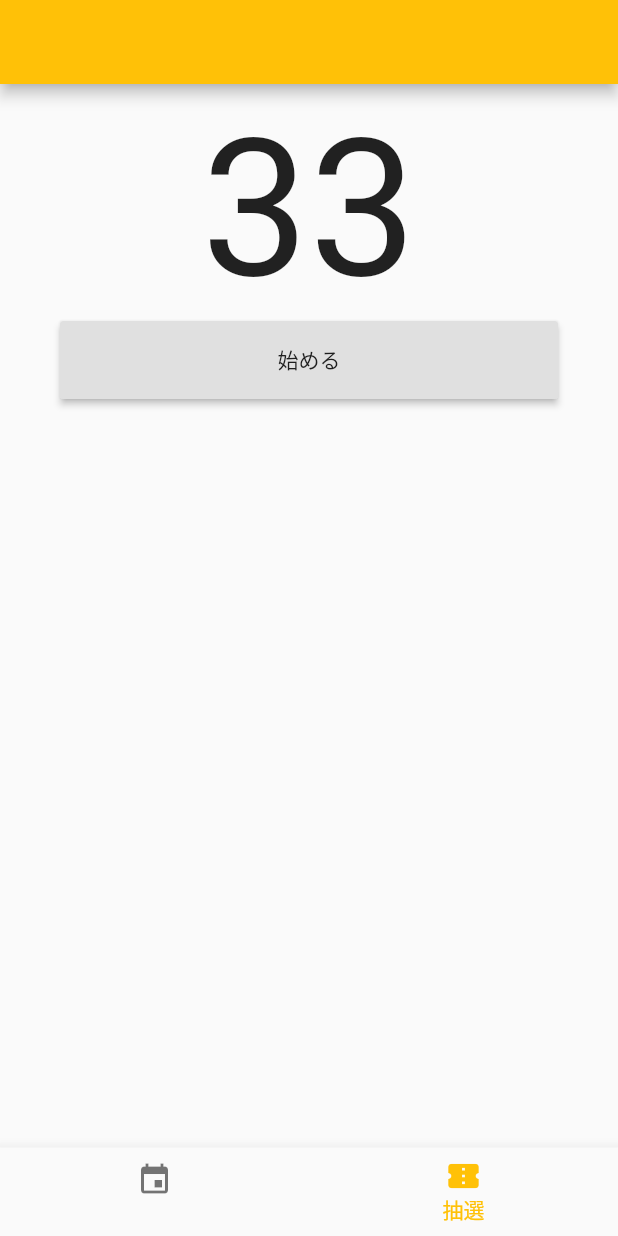
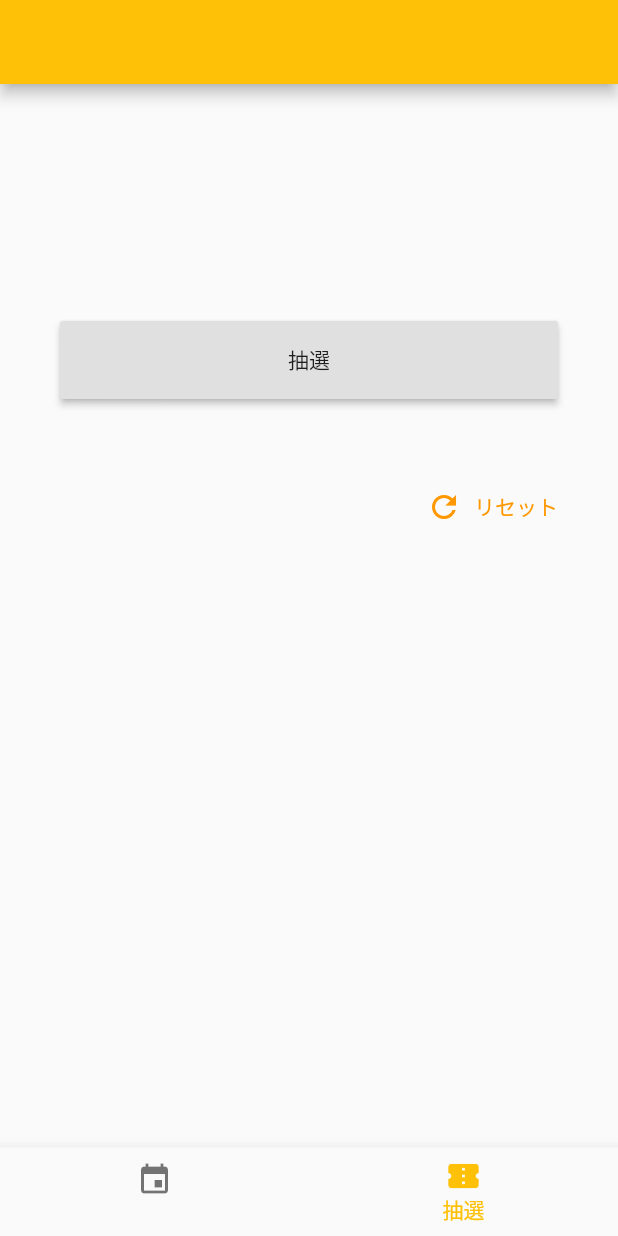
Before and after one commit to solty919/SimpleBingo, a Flutter app: the screen it shows after launch, item 2 of the bottom bar chosen, on a phone screen of 412 x 824 dp. Run offline on Flutter 3.47's test engine with Material 2 defaults, Android fonts, the phone set to English and light mode, and no system bars; our stand-ins replace hive, hive_flutter, vibration; accounts and stored records are empty; generated files the repository leaves out were written again.

Commit message:
基本的な機能実装完了

```diff
--- a/simple_bingo/lib/bingo/bingo_model.dart
+++ b/simple_bingo/lib/bingo/bingo_model.dart
@@ -18,7 +18,6 @@ class BingoModel with ChangeNotifier {
 
     Box<Chart> box = await Hive.openBox<Chart>(Keys.db);
     box.put(Keys.chart, chart);
-
     fetch();
   }
 
--- a/simple_bingo/lib/common/strings.dart
+++ b/simple_bingo/lib/common/strings.dart
@@ -9,6 +9,9 @@ class Strings {
   static String numbering = "番号を振り直す";
   static String recreateCard = "番号を振り直しますか？";
 
+  static String reset = "リセット";
+  static String recreateDraw = "リセットしますか？";
+
   //Error
   static String unknown = "不明なエラー";
 
--- a/simple_bingo/lib/draw/draw.dart
+++ b/simple_bingo/lib/draw/draw.dart
@@ -1,6 +1,7 @@
 import 'package:bingo/draw/draw_model.dart';
 import 'package:bingo/draw/widgets/draw_button.dart';
 import 'package:bingo/draw/widgets/draw_collection.dart';
+import 'package:bingo/draw/widgets/draw_reset.dart';
 import 'package:bingo/draw/widgets/draw_title.dart';
 import 'package:flutter/material.dart';
 import 'package:provider/provider.dart';
@@ -34,7 +35,7 @@ class _BodyState extends State<Body> {
     return Padding(
       padding: const EdgeInsets.all(8.0),
       child: Column(
-        children: [DrawTitle(), DrawButton(), DrawCollection()],
+        children: [DrawTitle(), DrawButton(), DrawCollection(), Reset()],
       ),
     );
   }
--- a/simple_bingo/lib/draw/draw_model.dart
+++ b/simple_bingo/lib/draw/draw_model.dart
@@ -1,15 +1,35 @@
 import 'package:bingo/common/keys.dart';
 import 'package:bingo/common/models/square.dart';
+import 'package:bingo/draw/models/drawn.dart';
 import 'package:flutter/material.dart';
 import 'package:hive/hive.dart';
 
 class DrawModel with ChangeNotifier {
-  var list = <Square>[];
+  var _list = <Square>[];
 
-  void draw() {
-    final Square square = list.firstWhere((square) => !square.isCheck);
-    square.isCheck = !square.isCheck;
-    notifyListeners();
+  List<Square> get list {
+    final copy = _list.toList();
+    copy.sort((a, b) => a.number.compareTo(b.number));
+    return copy;
+  }
+
+  int get selected {
+    return _list
+        .lastWhere((square) => square.isCheck, orElse: () => null)
+        ?.number;
+  }
+
+  void draw() async {
+    try {
+      final Square square = _list.firstWhere((square) => !square.isCheck);
+      square.isCheck = !square.isCheck;
+      Box<Drawn> box = await Hive.openBox<Drawn>(Keys.draw);
+      box.put(Keys.draw, Drawn(_list.toList()));
+      print(_list.map((e) => e.isCheck));
+      notifyListeners();
+    } catch (e) {
+      return;
+    }
   }
 
   void create() async {
@@ -18,15 +38,20 @@ class DrawModel with ChangeNotifier {
         List<Square>.generate(75, (index) => Square(false, index + 1));
     squares.shuffle();
 
-    Box<List<Square>> box = await Hive.openBox<List<Square>>(Keys.draw);
-    box.put(Keys.draw, squares);
+    Box<Drawn> box = await Hive.openBox<Drawn>(Keys.draw);
+    box.put(Keys.draw, Drawn(squares));
     fetch();
   }
 
   void fetch() async {
-    Box<List<Square>> box = await Hive.openBox<List<Square>>(Keys.draw);
-    List<Square> squares = box.get(Keys.draw);
-    list = squares ?? <Square>[];
-    notifyListeners();
+    Box<Drawn> box = await Hive.openBox<Drawn>(Keys.draw);
+    List<Square> squares = box.get(Keys.draw)?.squares;
+    if (squares == null) {
+      create();
+      return;
+    } else {
+      _list = squares;
+      notifyListeners();
+    }
   }
 }
--- /dev/null
+++ b/simple_bingo/lib/draw/models/drawn.dart
@@ -0,0 +1,12 @@
+import 'package:bingo/common/models/square.dart';
+import 'package:hive/hive.dart';
+
+part 'drawn.g.dart';
+
+@HiveType(typeId: 2)
+class Drawn extends HiveObject {
+  Drawn(this.squares);
+
+  @HiveField(0)
+  final List<Square> squares;
+}
--- a/simple_bingo/lib/draw/widgets/draw_button.dart
+++ b/simple_bingo/lib/draw/widgets/draw_button.dart
@@ -1,3 +1,4 @@
+import 'package:bingo/common/strings.dart';
 import 'package:bingo/draw/draw_model.dart';
 import 'package:flutter/material.dart';
 import 'package:provider/provider.dart';
@@ -19,7 +20,7 @@ class DrawButton extends StatelessWidget {
                   context.read<DrawModel>().draw();
                 }
               },
-              child: empty ? Text("始める") : Text("抽選"))),
+              child: Text(Strings.draw))),
     );
   }
 }
--- /dev/null
+++ b/simple_bingo/lib/draw/widgets/draw_reset.dart
@@ -0,0 +1,50 @@
+import 'package:bingo/common/strings.dart';
+import 'package:bingo/draw/draw_model.dart';
+import 'package:flutter/material.dart';
+import 'package:provider/provider.dart';
+
+class Reset extends StatelessWidget {
+  void _onTap(BuildContext context) {
+    showDialog(
+        context: context,
+        builder: (_) {
+          return AlertDialog(
+            content: Text(Strings.recreateDraw),
+            actions: [
+              FlatButton(
+                  onPressed: () => Navigator.pop(context),
+                  child: Text(Strings.cancel)),
+              FlatButton(
+                  onPressed: () {
+                    context.read<DrawModel>().create();
+                    Navigator.pop(context);
+                  },
+                  child: Text(Strings.ok))
+            ],
+          );
+        });
+  }
+
+  @override
+  Widget build(BuildContext context) {
+    return Container(
+      margin: EdgeInsets.all(16),
+      child: Row(
+        mainAxisAlignment: MainAxisAlignment.end,
+        children: [
+          FlatButton.icon(
+            icon: Icon(
+              Icons.refresh,
+              color: Colors.orange,
+            ),
+            label: Text(
+              Strings.reset,
+              style: TextStyle(color: Colors.orange),
+            ),
+            onPressed: () => _onTap(context),
+          ),
+        ],
+      ),
+    );
+  }
+}
--- a/simple_bingo/lib/draw/widgets/draw_title.dart
+++ b/simple_bingo/lib/draw/widgets/draw_title.dart
@@ -1,8 +1,11 @@
+import 'package:bingo/draw/draw_model.dart';
 import 'package:flutter/material.dart';
+import 'package:provider/provider.dart';
 
 class DrawTitle extends StatelessWidget {
   @override
   Widget build(BuildContext context) {
-    return Text("33", style: TextStyle(fontSize: 128));
+    final number = context.select((DrawModel model) => model.selected);
+    return Text(number?.toString() ?? "", style: TextStyle(fontSize: 128));
   }
 }
--- a/simple_bingo/lib/main.dart
+++ b/simple_bingo/lib/main.dart
@@ -3,6 +3,7 @@ import 'package:bingo/bingo/models/chart.dart';
 import 'package:bingo/common/models/square.dart';
 import 'package:bingo/common/strings.dart';
 import 'package:bingo/draw/draw.dart';
+import 'package:bingo/draw/models/drawn.dart';
 import 'package:flutter/material.dart';
 import 'package:hive/hive.dart';
 import 'package:hive_flutter/hive_flutter.dart';
@@ -11,6 +12,7 @@ void main() async {
   await Hive.initFlutter();
   Hive.registerAdapter(ChartAdapter());
   Hive.registerAdapter(SquareAdapter());
+  Hive.registerAdapter(DrawnAdapter());
 
   runApp(SimpleBingo());
 }
@@ -20,7 +22,9 @@ class SimpleBingo extends StatelessWidget {
   Widget build(BuildContext context) {
     return MaterialApp(
         theme: ThemeData(
-            brightness: Brightness.light, primarySwatch: Colors.amber),
+            brightness: Brightness.light,
+            primarySwatch: Colors.amber,
+            textTheme: TextTheme(bodyText2: TextStyle(color: Colors.black87))),
         darkTheme: ThemeData(
             brightness: Brightness.dark,
             primarySwatch: Colors.amber,
```
Also changed, not shown: simple_bingo/lib/draw/widgets/draw_collection.dart (+8 -4 lines), simple_bingo/lib/draw/models/drawn.g.dart (added).
